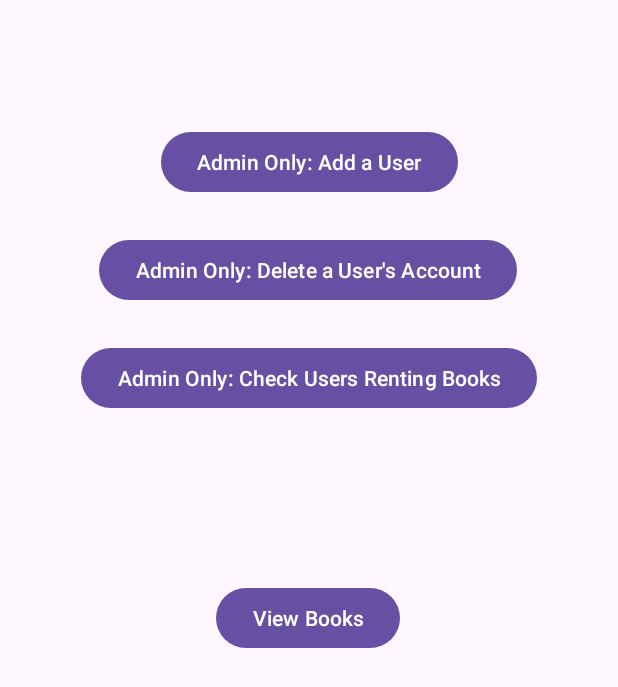
After one commit to mb-driley/CST338-FA23_Project2_LibraryApp, an Android app: the layout landing_page.xml on its own in the app's theme, with its tools: preview values and no code run, on a phone screen of 412 x 824 dp. The commit adds this screen. Shown: the top 687 px of the screen. Run offline under Robolectric (Android 15) with nearby library versions, the phone set to English and light mode, and no system bars.

Commit message:
Created LandingPage.java & landing_page.xml Updated landing_page.xml to have buttons that signify which are admin only Added visibility options for the admin buttons Created new string resources for the buttons in landing_page.xml

```diff
--- /dev/null
+++ b/app/src/main/java/com/example/cst338fa23_project2_libraryapp/LandingPage.java
@@ -0,0 +1,7 @@
+package com.example.cst338fa23_project2_libraryapp;
+
+import androidx.appcompat.app.AppCompatActivity;
+
+public class LandingPage extends AppCompatActivity {
+    //start
+}
--- /dev/null
+++ b/app/src/main/res/layout/landing_page.xml
@@ -0,0 +1,56 @@
+<?xml version="1.0" encoding="utf-8"?>
+<androidx.constraintlayout.widget.ConstraintLayout xmlns:android="http://schemas.android.com/apk/res/android"
+    xmlns:app="http://schemas.android.com/apk/res-auto"
+    xmlns:tools="http://schemas.android.com/tools"
+    android:layout_width="match_parent"
+    android:layout_height="match_parent">
+
+    <Button
+        android:id="@+id/button"
+        android:layout_width="wrap_content"
+        android:layout_height="wrap_content"
+        android:layout_marginTop="84dp"
+        android:text="@string/admin_only_add_a_user"
+        app:layout_constraintEnd_toEndOf="parent"
+        app:layout_constraintStart_toStartOf="parent"
+        android:visibility="invisible"
+        tools:visibility="visible"
+        app:layout_constraintTop_toTopOf="parent" />
+
+    <Button
+        android:id="@+id/button3"
+        android:layout_width="wrap_content"
+        android:layout_height="wrap_content"
+        android:layout_marginTop="24dp"
+        android:text="@string/admin_only_delete_a_user_s_account"
+        app:layout_constraintEnd_toEndOf="parent"
+        app:layout_constraintHorizontal_bias="0.496"
+        app:layout_constraintStart_toStartOf="parent"
+        android:visibility="invisible"
+        tools:visibility="visible"
+        app:layout_constraintTop_toBottomOf="@+id/button" />
+
+    <Button
+        android:id="@+id/button5"
+        android:layout_width="wrap_content"
+        android:layout_height="wrap_content"
+        android:layout_marginTop="24dp"
+        android:text="@string/admin_only_check_users_renting_books"
+        app:layout_constraintEnd_toEndOf="parent"
+        app:layout_constraintStart_toStartOf="parent"
+        android:visibility="invisible"
+        tools:visibility="visible"
+        app:layout_constraintTop_toBottomOf="@+id/button3" />
+
+    <Button
+        android:id="@+id/button4"
+        android:layout_width="wrap_content"
+        android:layout_height="wrap_content"
+        android:text="@string/view_books"
+        app:layout_constraintBottom_toBottomOf="parent"
+        app:layout_constraintEnd_toEndOf="parent"
+        app:layout_constraintHorizontal_bias="0.498"
+        app:layout_constraintStart_toStartOf="parent"
+        app:layout_constraintTop_toTopOf="parent" />
+
+</androidx.constraintlayout.widget.ConstraintLayout>
--- a/app/src/main/res/values/strings.xml
+++ b/app/src/main/res/values/strings.xml
@@ -3,4 +3,8 @@
     <string name="username">Username</string>
     <string name="login">Login</string>
     <string name="password">Password</string>
+    <string name="admin_only_delete_a_user_s_account">Admin Only: Delete a User\'s Account</string>
+    <string name="admin_only_add_a_user">Admin Only: Add a User</string>
+    <string name="view_books">View Books</string>
+    <string name="admin_only_check_users_renting_books">Admin Only: Check Users Renting Books</string>
 </resources>
```
